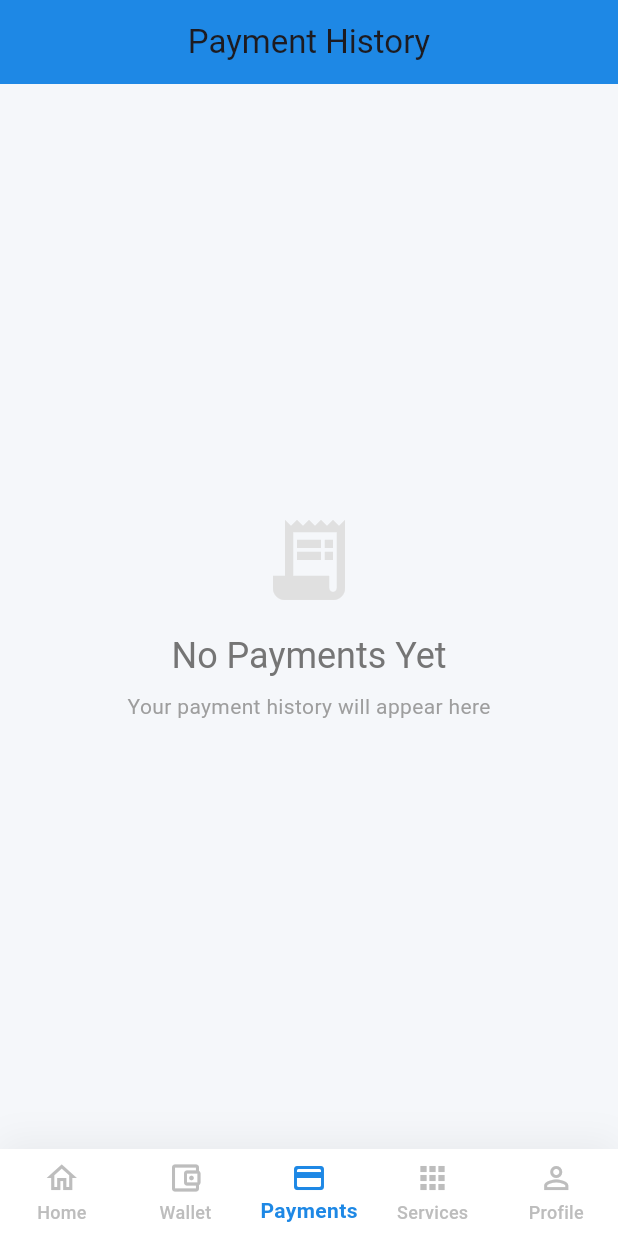
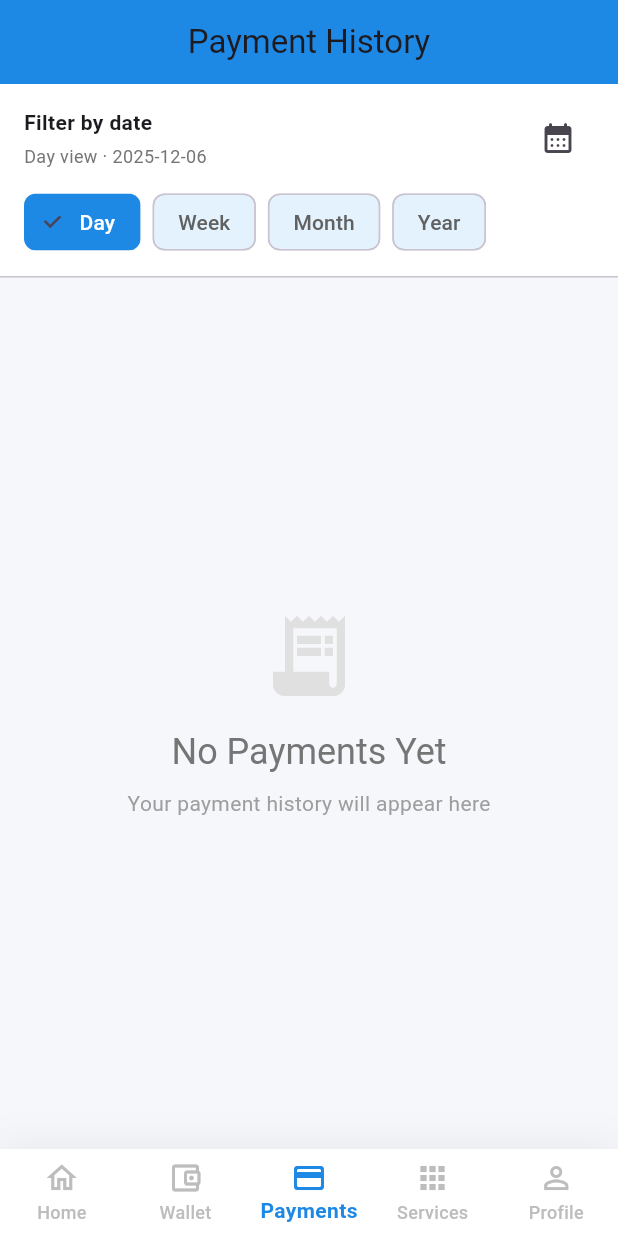
Before and after one commit to Mohammad25304/FYPMobile, a Flutter app: the Payment screen opened by its route, item 2 of the bottom bar chosen, on a phone screen of 412 x 824 dp. Run offline on Flutter 3.47's test engine with Material 3 defaults, Android fonts, the phone set to English and light mode, and no system bars; our stand-ins replace camera, dio, flutter_secure_storage, get, image_picker, permission_handler and 1 more; missing offline and left inert: google_mlkit_face_detection, mobile_scanner; accounts and stored records are empty; network calls fail; statements that could not run were skipped.

Commit message:
adding calander to payment page

```diff
--- a/lib/Controllers/PaymentController.dart
+++ b/lib/Controllers/PaymentController.dart
@@ -6,7 +6,24 @@ class PaymentController extends GetxController {
   final Dio _dio = DioClient().getInstance();
 
   RxBool isLoading = false.obs;
+
+  /// All transactions from API (raw data)
+  RxList<dynamic> allPayments = <dynamic>[].obs;
+
+  /// Payments filtered by date range (shown in UI)
   RxList<dynamic> payments = <dynamic>[].obs;
+
+  /// Selected date for filtering
+  Rx<DateTime> selectedDate = DateTime.now().obs;
+
+  /// Selected range type: day, week, month, year
+  RxString selectedRangeType = 'day'.obs;
+
+  @override
+  void onInit() {
+    super.onInit();
+    fetchPayments();
+  }
 
   Future<void> fetchPayments() async {
     try {
@@ -14,7 +31,11 @@ class PaymentController extends GetxController {
 
       final response = await _dio.get("payments");
 
-      payments.assignAll(response.data["payments"]);
+      // Save all payments
+      allPayments.assignAll(response.data["payments"] ?? []);
+
+      // Apply default filter (today)
+      applyFilter();
     } catch (e) {
       Get.snackbar(
         "Error",
@@ -25,4 +46,75 @@ class PaymentController extends GetxController {
       isLoading.value = false;
     }
   }
+
+  /// Change selected date from calendar
+  void changeSelectedDate(DateTime date) {
+    selectedDate.value = date;
+    applyFilter();
+  }
+
+  /// Change between day/week/month/year
+  void changeRangeType(String type) {
+    selectedRangeType.value = type;
+    applyFilter();
+  }
+
+  /// Apply date + range filter
+  void applyFilter() {
+    if (allPayments.isEmpty) {
+      payments.clear();
+      return;
+    }
+
+    final DateTime base = selectedDate.value;
+
+    late DateTime start;
+    late DateTime end;
+
+    switch (selectedRangeType.value) {
+      case 'day':
+        start = DateTime(base.year, base.month, base.day);
+        end = start.add(const Duration(days: 1));
+        break;
+
+      case 'week':
+        final int diff = base.weekday - DateTime.monday;
+        start = DateTime(
+          base.year,
+          base.month,
+          base.day,
+        ).subtract(Duration(days: diff));
+        end = start.add(const Duration(days: 7));
+        break;
+
+      case 'month':
+        start = DateTime(base.year, base.month, 1);
+        end = (base.month == 12)
+            ? DateTime(base.year + 1, 1, 1)
+            : DateTime(base.year, base.month + 1, 1);
+        break;
+
+      case 'year':
+        start = DateTime(base.year, 1, 1);
+        end = DateTime(base.year + 1, 1, 1);
+        break;
+
+      default:
+        start = DateTime(base.year, base.month, base.day);
+        end = start.add(const Duration(days: 1));
+    }
+
+    final filtered = allPayments.where((p) {
+      try {
+        if (p["transacted_at"] == null) return false;
+
+        final dt = DateTime.parse(p["transacted_at"].toString());
+        return dt.isAfter(start) && dt.isBefore(end);
+      } catch (_) {
+        return false;
+      }
+    }).toList();
+
+    payments.assignAll(filtered);
+  }
 }
--- a/lib/Views/Payment.dart
+++ b/lib/Views/Payment.dart
@@ -7,10 +7,12 @@ import 'package:cashpilot/Views/Wallet.dart';
 class Payment extends GetView<PaymentController> {
   Payment({super.key});
 
-  final controller = Get.put(PaymentController());
+  // Register the controller
+  final PaymentController controller = Get.put(PaymentController());
 
   @override
   Widget build(BuildContext context) {
+    // Load payments (you can move this to controller.onInit if you prefer)
     controller.fetchPayments();
 
     return Scaffold(
@@ -27,7 +29,146 @@ class Payment extends GetView<PaymentController> {
           return const Center(child: CircularProgressIndicator());
         }
 
-        if (controller.payments.isEmpty) {
+        return Column(
+          children: [
+            _buildFilterHeader(context),
+            const Divider(height: 1),
+            Expanded(
+              child: controller.payments.isEmpty
+                  ? _buildEmptyState(context)
+                  : ListView.builder(
+                      padding: const EdgeInsets.all(16),
+                      itemCount: controller.payments.length,
+                      itemBuilder: (context, index) {
+                        final item = controller.payments[index];
+                        final bool isCredit = item["type"] == "credit";
+
+                        return Padding(
+                          padding: const EdgeInsets.only(bottom: 12),
+                          child: _buildPaymentCard(context, item, isCredit),
+                        );
+                      },
+                    ),
+            ),
+          ],
+        );
+      }),
+      bottomNavigationBar: _buildBottomNavBar(),
+    );
+  }
+
+  // ---------------- FILTER HEADER (Calendar + Day/Week/Month/Year) ----------------
+
+  Widget _buildFilterHeader(BuildContext context) {
+    return Obx(() {
+      final date = controller.selectedDate.value;
+      final range = controller.selectedRangeType.value;
+
+      String rangeLabel;
+      switch (range) {
+        case 'day':
+          rangeLabel = "Day";
+          break;
+        case 'week':
+          rangeLabel = "Week";
+          break;
+        case 'month':
+          rangeLabel = "Month";
+          break;
+        case 'year':
+          rangeLabel = "Year";
+          break;
+        default:
+          rangeLabel = "Day";
+      }
+
+      final formattedDate =
+          "${date.year}-${date.month.toString().padLeft(2, '0')}-${date.day.toString().padLeft(2, '0')}";
+
+      return Container(
+        padding: const EdgeInsets.symmetric(horizontal: 16, vertical: 12),
+        color: Colors.white,
+        child: Column(
+          crossAxisAlignment: CrossAxisAlignment.start,
+          children: [
+            // Top row: label + date + calendar icon
+            Row(
+              mainAxisAlignment: MainAxisAlignment.spaceBetween,
+              children: [
+                Column(
+                  crossAxisAlignment: CrossAxisAlignment.start,
+                  children: [
+                    const Text(
+                      "Filter by date",
+                      style: TextStyle(
+                        fontWeight: FontWeight.w600,
+                        fontSize: 14,
+                      ),
+                    ),
+                    const SizedBox(height: 4),
+                    Text(
+                      "$rangeLabel view · $formattedDate",
+                      style: TextStyle(fontSize: 12, color: Colors.grey[600]),
+                    ),
+                  ],
+                ),
+                IconButton(
+                  icon: const Icon(Icons.calendar_month_rounded),
+                  onPressed: () async {
+                    final picked = await showDatePicker(
+                      context: context,
+                      initialDate: controller.selectedDate.value,
+                      firstDate: DateTime(2020),
+                      lastDate: DateTime(2100),
+                    );
+
+                    if (picked != null) {
+                      controller.changeSelectedDate(picked);
+                    }
+                  },
+                ),
+              ],
+            ),
+            const SizedBox(height: 8),
+            // Chips for Day / Week / Month / Year
+            Wrap(
+              spacing: 8,
+              children: [
+                _buildRangeChip("Day", "day"),
+                _buildRangeChip("Week", "week"),
+                _buildRangeChip("Month", "month"),
+                _buildRangeChip("Year", "year"),
+              ],
+            ),
+          ],
+        ),
+      );
+    });
+  }
+
+  Widget _buildRangeChip(String label, String value) {
+    return Obx(() {
+      final isSelected = controller.selectedRangeType.value == value;
+
+      return ChoiceChip(
+        label: Text(
+          label,
+          style: TextStyle(
+            fontWeight: FontWeight.w500,
+            color: isSelected ? Colors.white : Colors.grey[700],
+          ),
+        ),
+        selected: isSelected,
+        selectedColor: const Color(0xFF1E88E5),
+        backgroundColor: const Color(0xFFE3F2FD),
+        onSelected: (_) => controller.changeRangeType(value),
+      );
+    });
+  }
+
+  // -------------------- EMPTY STATE --------------------
+
+  Widget _buildEmptyState(BuildContext context) {
     return Center(
       child: Column(
         mainAxisAlignment: MainAxisAlignment.center,
@@ -50,91 +191,7 @@ class Payment extends GetView<PaymentController> {
     );
   }
 
-        return ListView.builder(
-          padding: const EdgeInsets.all(16),
-          itemCount: controller.payments.length,
-          itemBuilder: (context, index) {
-            final item = controller.payments[index];
-            final bool isCredit = item["type"] == "credit";
-
-            return Padding(
-              padding: const EdgeInsets.only(bottom: 12),
-              child: _buildPaymentCard(context, item, isCredit),
-            );
-          },
-        );
-      }),
-      bottomNavigationBar: Container(
-        decoration: BoxDecoration(
-          color: Colors.white,
-          boxShadow: [
-            BoxShadow(
-              color: Colors.black.withOpacity(0.05),
-              blurRadius: 20,
-              offset: const Offset(0, -5),
-            ),
-          ],
-        ),
-        child: BottomNavigationBar(
-          currentIndex: 2,
-          selectedItemColor: const Color(0xFF1E88E5),
-          unselectedItemColor: Colors.grey[400],
-          type: BottomNavigationBarType.fixed,
-          backgroundColor: Colors.transparent,
-          elevation: 0,
-          selectedLabelStyle: const TextStyle(fontWeight: FontWeight.w600),
-          unselectedLabelStyle: const TextStyle(fontWeight: FontWeight.w500),
-          onTap: (index) {
-            switch (index) {
-              case 0:
-                Get.back();
-                break;
-              case 1:
-                Get.put(WalletController());
-                Get.off(() => Wallet());
-                break;
-              case 2:
-                // Already on Payments page
-                break;
-              case 3:
-                // New page
-                break;
-              case 4:
-                // New page
-                break;
-            }
-          },
-          items: const [
-            BottomNavigationBarItem(
-              icon: Icon(Icons.home_outlined),
-              activeIcon: Icon(Icons.home_rounded),
-              label: "Home",
-            ),
-            BottomNavigationBarItem(
-              icon: Icon(Icons.account_balance_wallet_outlined),
-              activeIcon: Icon(Icons.account_balance_wallet_rounded),
-              label: "Wallet",
-            ),
-            BottomNavigationBarItem(
-              icon: Icon(Icons.payment_outlined),
-              activeIcon: Icon(Icons.payment_rounded),
-              label: "Payments",
-            ),
-            BottomNavigationBarItem(
-              icon: Icon(Icons.apps_outlined),
-              activeIcon: Icon(Icons.apps_rounded),
-              label: "Services",
-            ),
-            BottomNavigationBarItem(
-              icon: Icon(Icons.person_outline),
-              activeIcon: Icon(Icons.person_rounded),
-              label: "Profile",
-            ),
-          ],
-        ),
-      ),
-    );
-  }
+  // -------------------- PAYMENT CARD --------------------
 
   Widget _buildPaymentCard(BuildContext context, Map item, bool isCredit) {
     return Container(
@@ -232,4 +289,78 @@ class Payment extends GetView<PaymentController> {
       ),
     );
   }
+
+  // -------------------- BOTTOM NAV BAR --------------------
+
+  Widget _buildBottomNavBar() {
+    return Container(
+      decoration: BoxDecoration(
+        color: Colors.white,
+        boxShadow: [
+          BoxShadow(
+            color: Colors.black.withOpacity(0.05),
+            blurRadius: 20,
+            offset: const Offset(0, -5),
+          ),
+        ],
+      ),
+      child: BottomNavigationBar(
+        currentIndex: 2,
+        selectedItemColor: const Color(0xFF1E88E5),
+        unselectedItemColor: Colors.grey[400],
+        type: BottomNavigationBarType.fixed,
+        backgroundColor: Colors.transparent,
+        elevation: 0,
+        selectedLabelStyle: const TextStyle(fontWeight: FontWeight.w600),
+        unselectedLabelStyle: const TextStyle(fontWeight: FontWeight.w500),
+        onTap: (index) {
+          switch (index) {
+            case 0:
+              Get.back();
+              break;
+            case 1:
+              Get.put(WalletController());
+              Get.off(() => Wallet());
+              break;
+            case 2:
+              // Already on Payments
+              break;
+            case 3:
+              // Services page
+              break;
+            case 4:
+              // Profile / Details page
+              break;
           }
+        },
+        items: const [
+          BottomNavigationBarItem(
+            icon: Icon(Icons.home_outlined),
+            activeIcon: Icon(Icons.home_rounded),
+            label: "Home",
+          ),
+          BottomNavigationBarItem(
+            icon: Icon(Icons.account_balance_wallet_outlined),
+            activeIcon: Icon(Icons.account_balance_wallet_rounded),
+            label: "Wallet",
+          ),
+          BottomNavigationBarItem(
+            icon: Icon(Icons.payment_outlined),
+            activeIcon: Icon(Icons.payment_rounded),
+            label: "Payments",
+          ),
+          BottomNavigationBarItem(
+            icon: Icon(Icons.apps_outlined),
+            activeIcon: Icon(Icons.apps_rounded),
+            label: "Services",
+          ),
+          BottomNavigationBarItem(
+            icon: Icon(Icons.person_outline),
+            activeIcon: Icon(Icons.person_rounded),
+            label: "Profile",
+          ),
+        ],
+      ),
+    );
+  }
+}
```
Also changed, not shown: lib/main.dart (+0 -10 lines), pubspec.lock, 1 other file. Lines whose indentation alone changed are shown as unchanged.
